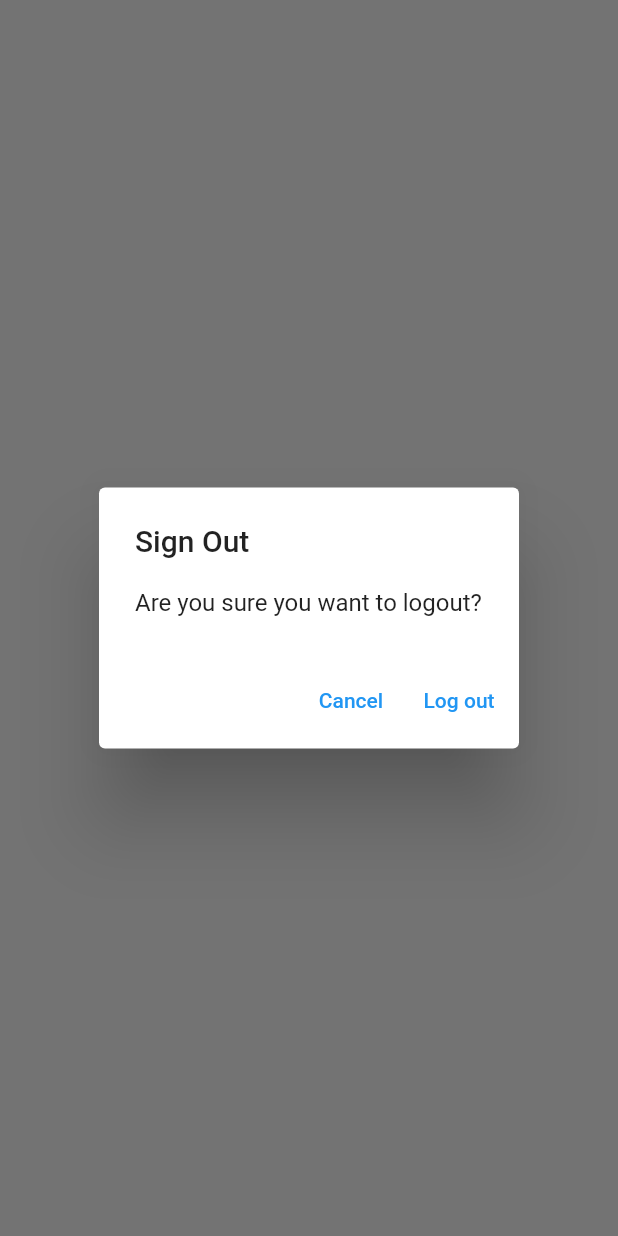
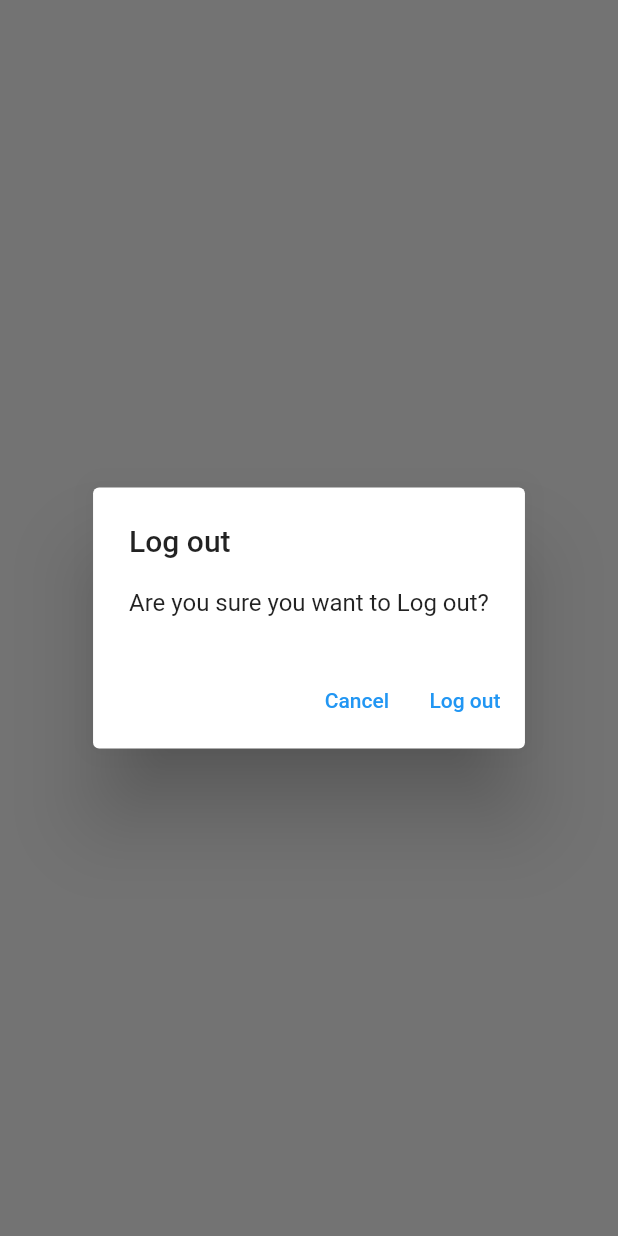
Before and after one commit to shubham79/mynotes-flutter, a Flutter app: what showLogOutDialog() shows on an empty page, opened directly, on a phone screen of 412 x 824 dp. Run offline on Flutter 3.47's test engine with Material 2 defaults, Android fonts, the phone set to English and light mode, and no system bars; our stand-ins replace firebase_auth, firebase_core, sqflite; accounts and stored records are empty; network calls fail.

Commit message:
step-16 Delete Notes functionality added

```diff
--- /dev/null
+++ b/lib/utilities/dialogs/generic_dialog.dart
@@ -0,0 +1,34 @@
+import 'package:flutter/material.dart';
+
+typedef DialogOptionBuilder<T> = Map<String, T?> Function();
+
+Future<T?> showGenericDialog<T>({
+  required BuildContext context,
+  required String title,
+  required String content,
+  required DialogOptionBuilder optionBuilder,
+}) {
+  final options = optionBuilder();
+  return showDialog<T>(
+      context: context,
+      builder: (context) {
+        return AlertDialog(
+          title: Text(title),
+          content: Text(content),
+          actions: options.keys.map((optionTitle) {
+            final T value = options[optionTitle];
+            return TextButton(
+              onPressed: (() {
+                if (value != null) {
+                  Navigator.of(context).pop(value);
+                } else {
+                  Navigator.of(context)
+                      .pop(); // for dialogs like in login_view.dart OK button with no value
+                }
+              }),
+              child: Text(optionTitle),
+            );
+          }).toList(),
+        );
+      });
+}
--- /dev/null
+++ b/lib/utilities/dialogs/logout_dialog.dart
@@ -0,0 +1,14 @@
+import 'package:flutter/material.dart';
+import 'package:mynotes/utilities/dialogs/generic_dialog.dart';
+
+Future<bool> showLogOutDialog(BuildContext context) {
+  return showGenericDialog(
+    context: context,
+    title: 'Log out',
+    content: 'Are you sure you want to Log out?',
+    optionBuilder: () => {
+      'Cancel': false,
+      'Log out': true,
+    },
+  ).then((value) => value ?? false);
+}
--- a/lib/views/login_view.dart
+++ b/lib/views/login_view.dart
@@ -2,7 +2,7 @@ import 'package:flutter/material.dart';
 import 'package:mynotes/constants/routes.dart';
 import 'package:mynotes/services/auth/auth_exceptions.dart';
 import 'package:mynotes/services/auth/auth_service.dart';
-import 'package:mynotes/utilities/show_error_dialog.dart';
+import 'package:mynotes/utilities/dialogs/error_dialog.dart';
 
 class LoginView extends StatefulWidget {
   const LoginView({super.key});
--- a/lib/views/notes/notes_view.dart
+++ b/lib/views/notes/notes_view.dart
@@ -3,6 +3,8 @@ import 'package:mynotes/constants/routes.dart';
 import 'package:mynotes/enums/menu_action.dart';
 import 'package:mynotes/services/auth/auth_service.dart';
 import 'package:mynotes/services/crud/notes_service.dart';
+import 'package:mynotes/utilities/dialogs/logout_dialog.dart';
+import 'package:mynotes/views/notes/notes_list_view.dart';
 
 class NotesView extends StatefulWidget {
   const NotesView({super.key});
@@ -67,20 +69,11 @@ class _NotesViewState extends State<NotesView> {
                       case ConnectionState.active:
                         if (snapshot.hasData) {
                           final allNotes = snapshot.data!;
-                          return ListView.builder(
-                            itemCount: allNotes.length,
-                            itemBuilder: (context, index) {
-                              final note = allNotes[index];
-                              return ListTile(
-                                title: Text(
-                                  note.text,
-                                  maxLines: 1,
-                                  softWrap: true,
-                                  overflow: TextOverflow.ellipsis,
-                                ),
-                              );
-                            },
-                          );
+                          return NotesListView(
+                              notes: allNotes,
+                              onDeleteNote: (note) async {
+                                await _notesService.deleteNote(id: note.id);
+                              });
                         } else {
                           return const CircularProgressIndicator();
                         }
@@ -97,26 +90,3 @@ class _NotesViewState extends State<NotesView> {
     );
   }
 }
-
-Future<bool> showLogOutDialog(BuildContext context) {
-  return showDialog<bool>(
-      context: context,
-      builder: (context) {
-        return AlertDialog(
-          title: const Text('Sign Out'),
-          content: const Text('Are you sure you want to logout?'),
-          actions: [
-            TextButton(
-                onPressed: (() {
-                  Navigator.of(context).pop(false);
-                }),
-                child: const Text('Cancel')),
-            TextButton(
-                onPressed: (() {
-                  Navigator.of(context).pop(true);
-                }),
-                child: const Text('Log out'))
-          ],
-        );
-      }).then((value) => value ?? false);
-}
--- a/lib/views/register_view.dart
+++ b/lib/views/register_view.dart
@@ -2,7 +2,7 @@ import 'package:flutter/material.dart';
 import 'package:mynotes/constants/routes.dart';
 import 'package:mynotes/services/auth/auth_exceptions.dart';
 import 'package:mynotes/services/auth/auth_service.dart';
-import 'package:mynotes/utilities/show_error_dialog.dart';
+import 'package:mynotes/utilities/dialogs/error_dialog.dart';
 
 class RegisterView extends StatefulWidget {
   const RegisterView({super.key});
```
Also changed, not shown: lib/utilities/dialogs/delete_dialog.dart (added, +14 -0 lines), lib/utilities/dialogs/error_dialog.dart (added, +13 -0 lines), lib/utilities/show_error_dialog.dart (deleted, +0 -19 lines), lib/views/notes/notes_list_view.dart (added, +42 -0 lines).
